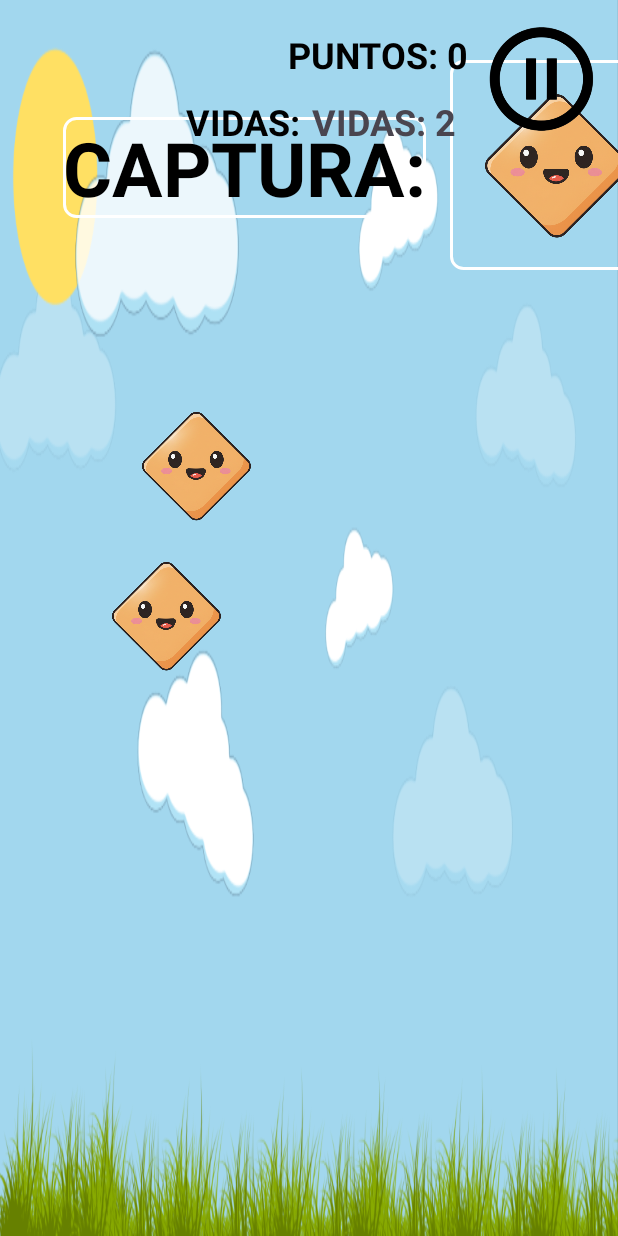
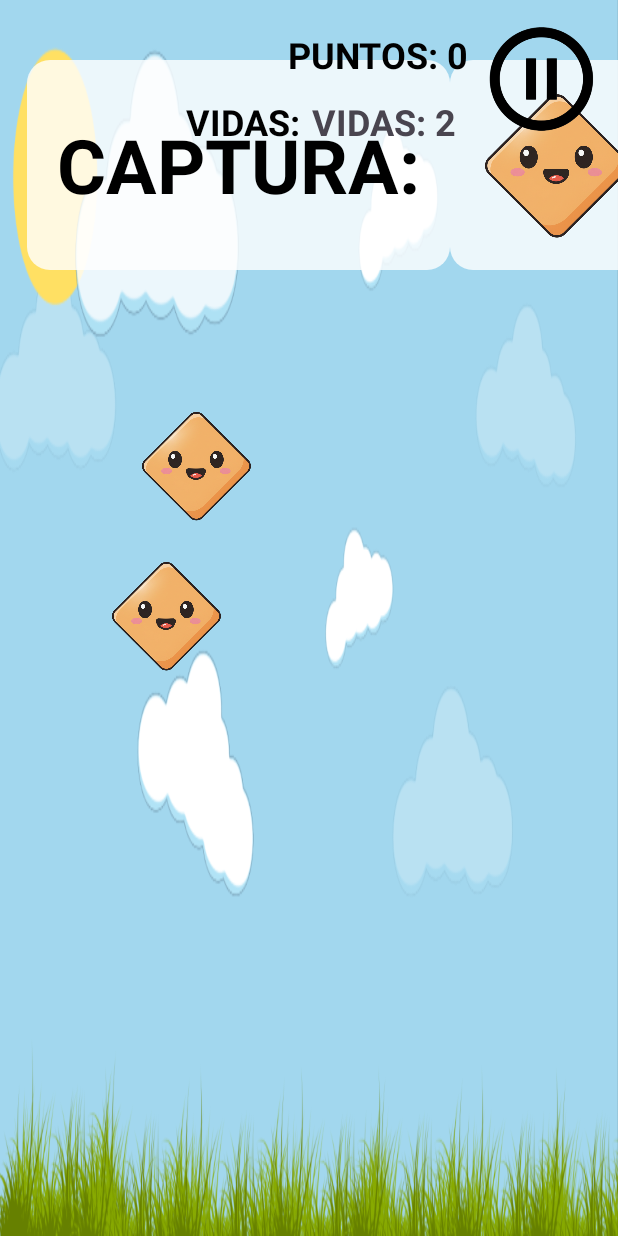
Before and after one commit to Gerard-CL/atrapaformas, an Android app: the JuegoDificilActivity screen opened directly, with no data from a screen before it, on a phone screen of 412 x 824 dp. Run offline under Robolectric (Android 15) with nearby library versions, the phone set to English and light mode, and no system bars.

Commit message:
20/11 asegundo

```diff
--- a/app/src/main/res/drawable/borde_blanco_redondeado.xml
+++ b/app/src/main/res/drawable/borde_blanco_redondeado.xml
@@ -1,6 +1,5 @@
 <?xml version="1.0" encoding="utf-8"?>
 <shape xmlns:android="http://schemas.android.com/apk/res/android">
-    <corners android:radius="8dp"/>
-    <solid android:color="@android:color/transparent"/>
-    <stroke android:width="2dp" android:color="@android:color/white"/>
+    <corners android:radius="15dp"/>
+    <solid android:color="#CCFFFFFF"/>
 </shape>
--- a/app/src/main/res/layout/activity_juego_facil.xml
+++ b/app/src/main/res/layout/activity_juego_facil.xml
@@ -25,9 +25,10 @@
     <TextView
         android:id="@+id/tv_capturar_label"
         android:layout_width="wrap_content"
-        android:layout_height="wrap_content"
-        android:layout_marginEnd="16dp"
+        android:layout_height="140dp"
         android:text="CAPTURA:"
+        android:padding="20dp"
+        android:gravity="center_vertical"
         android:background="@drawable/borde_blanco_redondeado"
         android:textColor="@android:color/black"
         android:textSize="50sp"
```
